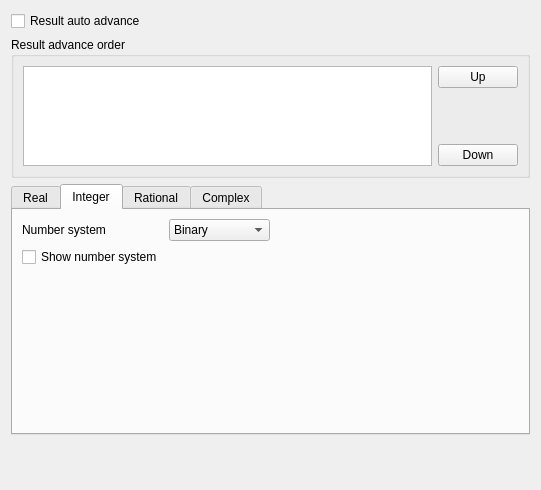
Before: the Qt Designer form src/result_settings_form.ui in denprog/yutovo-desktop, drawn with Qt 5.
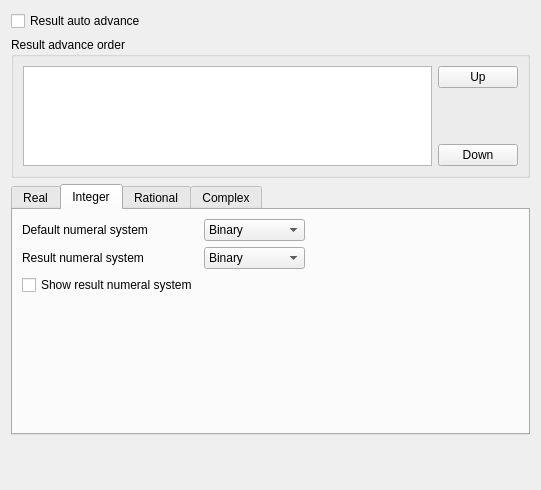
After: the same form once the commit is applied. The open tabs and pages were chosen to show the change.

Commit message: Default notation was added.

The edit to the form file:
```diff
--- a/src/result_settings_form.ui
+++ b/src/result_settings_form.ui
@@ -204,7 +204,7 @@
         <layout class="QHBoxLayout" name="horizontalLayout_5">
          <item>
           <layout class="QGridLayout" name="gridLayout_2">
-           <item row="0" column="1">
+           <item row="1" column="1">
             <widget class="QComboBox" name="integer_result_notation">
              <item>
               <property name="text">
@@ -228,21 +228,14 @@
              </item>
             </widget>
            </item>
-           <item row="1" column="0">
-            <widget class="QCheckBox" name="integer_show_notation">
-             <property name="text">
-              <string>Show number system</string>
-             </property>
-            </widget>
-           </item>
-           <item row="0" column="0">
-            <widget class="QLabel" name="label_4">
-             <property name="text">
-              <string>Number system</string>
-             </property>
-            </widget>
-           </item>
            <item row="2" column="0">
+            <widget class="QCheckBox" name="integer_show_notation">
+             <property name="text">
+              <string>Show result numeral system</string>
+             </property>
+            </widget>
+           </item>
+           <item row="3" column="0">
             <spacer name="verticalSpacer_4">
              <property name="orientation">
               <enum>Qt::Vertical</enum>
@@ -255,6 +248,44 @@
              </property>
             </spacer>
            </item>
+           <item row="1" column="0">
+            <widget class="QLabel" name="label_4">
+             <property name="text">
+              <string>Result numeral system</string>
+             </property>
+            </widget>
+           </item>
+           <item row="0" column="0">
+            <widget class="QLabel" name="label_11">
+             <property name="text">
+              <string>Default numeral system</string>
+             </property>
+            </widget>
+           </item>
+           <item row="0" column="1">
+            <widget class="QComboBox" name="integer_default_notation">
+             <item>
+              <property name="text">
+               <string>Binary</string>
+              </property>
+             </item>
+             <item>
+              <property name="text">
+               <string>Octal</string>
+              </property>
+             </item>
+             <item>
+              <property name="text">
+               <string>Decimal</string>
+              </property>
+             </item>
+             <item>
+              <property name="text">
+               <string>Hexadecimal</string>
+              </property>
+             </item>
+            </widget>
+           </item>
           </layout>
          </item>
          <item>
```
The commit also changes 3 other files.
